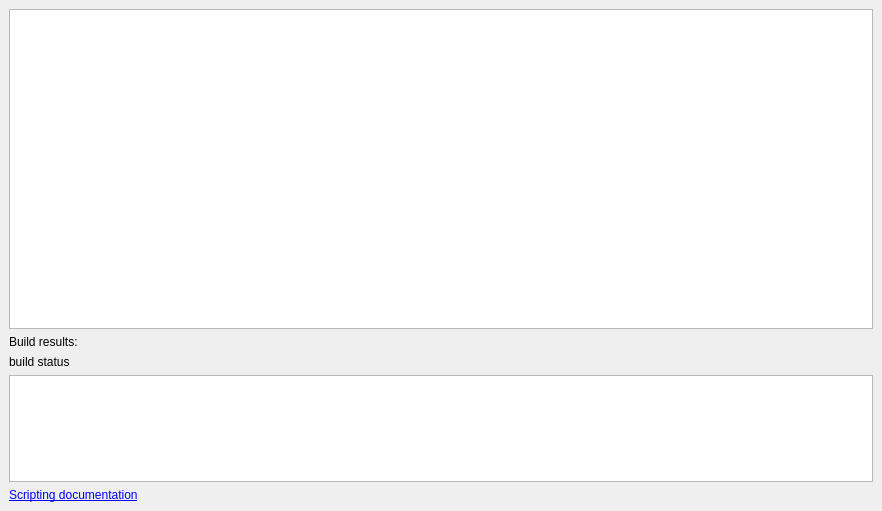
First picture: the form in gui_client/ShaderEditorDialog.ui, repository shipilovden/substrata-metasiberia, before the edit.
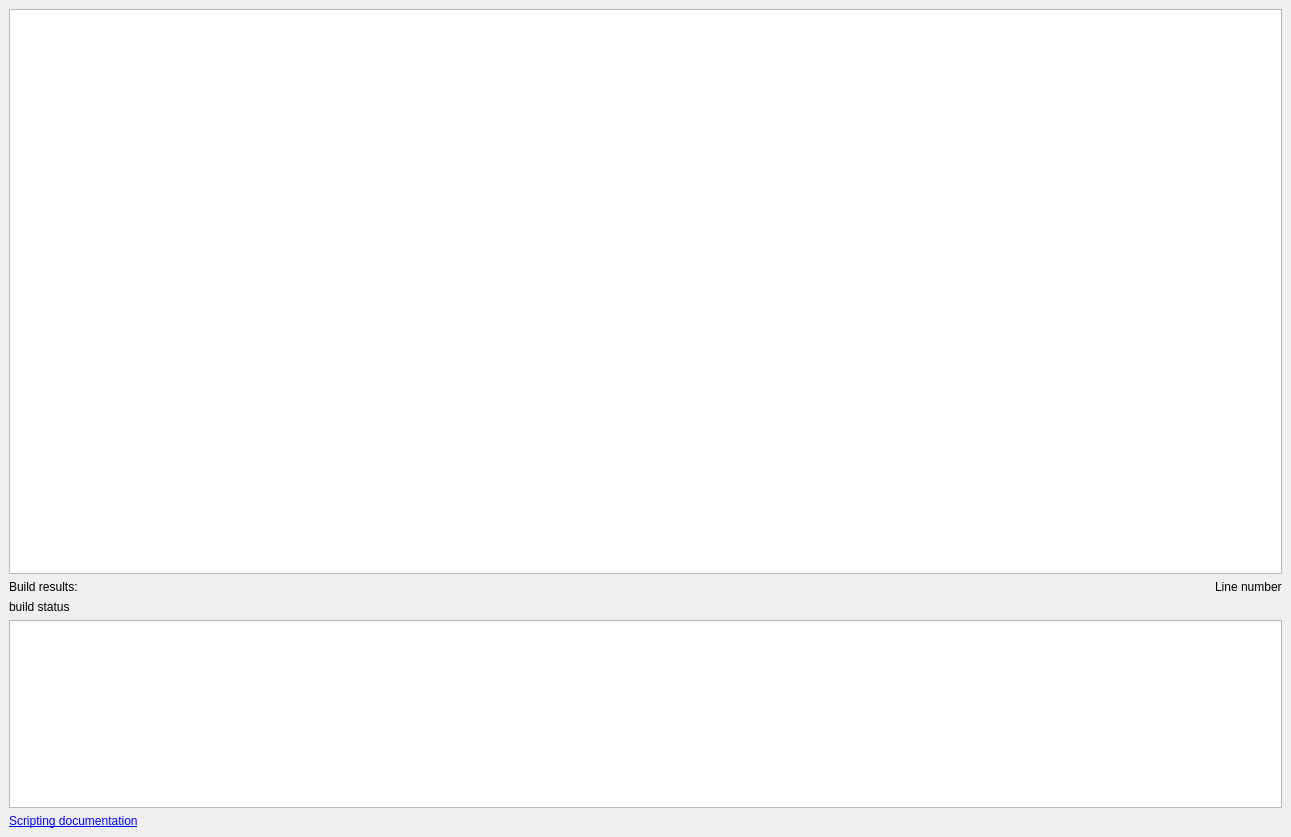
Second picture: the form after the edit. Custom widgets are drawn as their Qt base class.

Commit message: Added line/col number display to shader editor. Made it so you can double-click on an error to go there. Made Lua scripts update only when you close the editor.

Diff of the .ui file:
```diff
--- a/gui_client/ShaderEditorDialog.ui
+++ b/gui_client/ShaderEditorDialog.ui
@@ -6,8 +6,8 @@
    <rect>
     <x>0</x>
     <y>0</y>
-    <width>882</width>
-    <height>511</height>
+    <width>1291</width>
+    <height>837</height>
    </rect>
   </property>
   <property name="windowTitle">
@@ -41,6 +41,8 @@
      </widget>
     </item>
     <item>
+     <layout class="QHBoxLayout" name="horizontalLayout">
+      <item>
      <widget class="QLabel" name="label">
       <property name="text">
        <string>Build results:</string>
@@ -48,6 +50,21 @@
      </widget>
     </item>
     <item>
+       <widget class="QLabel" name="cursorPositionLabel">
+        <property name="sizePolicy">
+         <sizepolicy hsizetype="Maximum" vsizetype="Preferred">
+          <horstretch>0</horstretch>
+          <verstretch>0</verstretch>
+         </sizepolicy>
+        </property>
+        <property name="text">
+         <string>Line number</string>
+        </property>
+       </widget>
+      </item>
+     </layout>
+    </item>
+    <item>
      <widget class="QLabel" name="buildStatusLabel">
       <property name="text">
        <string>build status</string>
@@ -89,6 +106,13 @@
    </layout>
   </widget>
  </widget>
+ <customwidgets>
+  <customwidget>
+   <class>ShaderEditorOutputTextEdit</class>
+   <extends>QTextEdit</extends>
+   <header>ShaderEditorOutputTextEdit.h</header>
+  </customwidget>
+ </customwidgets>
  <resources/>
  <connections/>
 </ui>
```
Left out of the diff: 2 changed lines with no effect on the pictures. Lines whose indentation alone changed are shown as unchanged. The commit also changes 4 other files.
